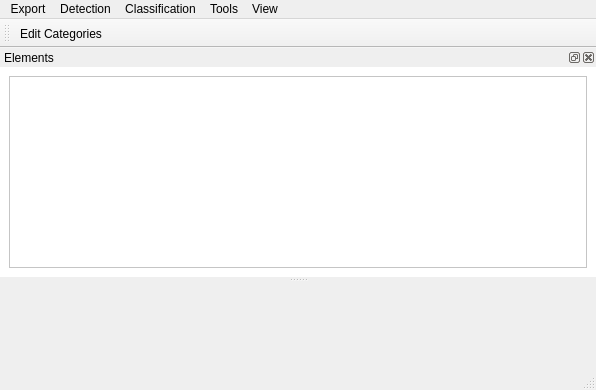
Before: the Qt Designer form Graphic_Interface/UI_Files/SegmentationAndClasificationWindowUI.ui in ECMora/SoundLab, drawn with Qt 5.
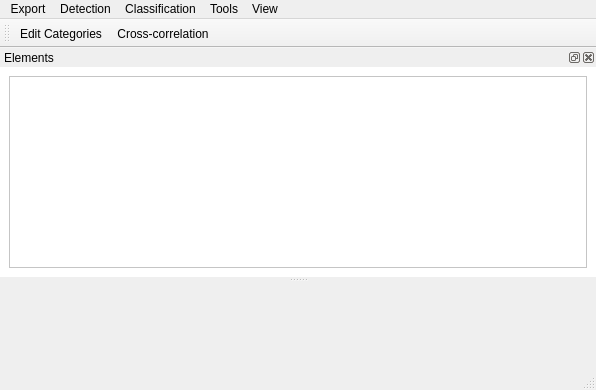
After: the same form once the commit is applied. Icons and pictures are not drawn. Custom widgets are drawn as their Qt base class.

Patch:
```diff
--- a/Graphic_Interface/UI_Files/SegmentationAndClasificationWindowUI.ui
+++ b/Graphic_Interface/UI_Files/SegmentationAndClasificationWindowUI.ui
@@ -82,6 +82,7 @@
     <bool>false</bool>
    </attribute>
    <addaction name="actionClassification_Settings"/>
+   <addaction name="actionCross_correlation"/>
   </widget>
   <widget class="QDockWidget" name="dockWidgetParameterTableOscilogram">
    <property name="styleSheet">
@@ -597,6 +598,15 @@
     <string>Sound File Segmentation</string>
    </property>
   </action>
+  <action name="actionCross_correlation">
+   <property name="icon">
+    <iconset resource="resources/icons.qrc">
+     <normaloff>:/myappicons/cross-correlation.png</normaloff>:/myappicons/cross-correlation.png</iconset>
+   </property>
+   <property name="text">
+    <string>Cross-correlation</string>
+   </property>
+  </action>
   <zorder>dockWidgetParameterTableOscilogram</zorder>
  </widget>
  <customwidgets>
```
Left out of the diff: 1 changed line with no effect on the pictures.
